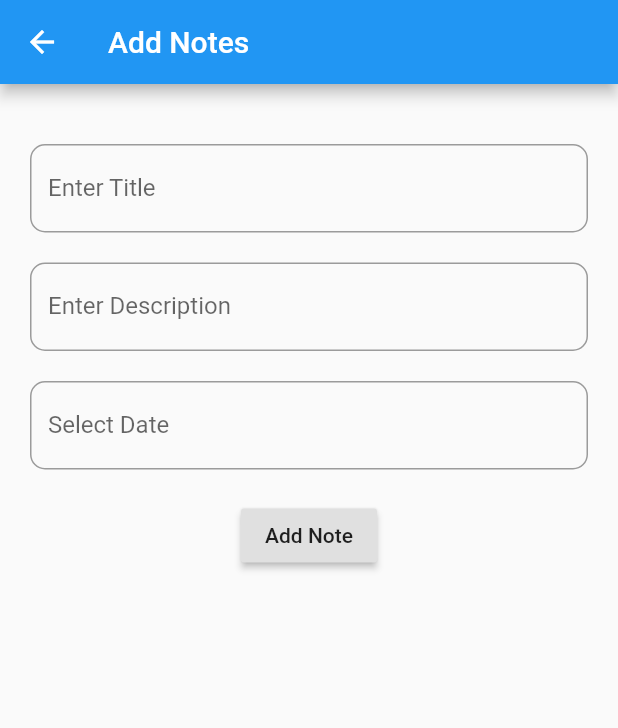
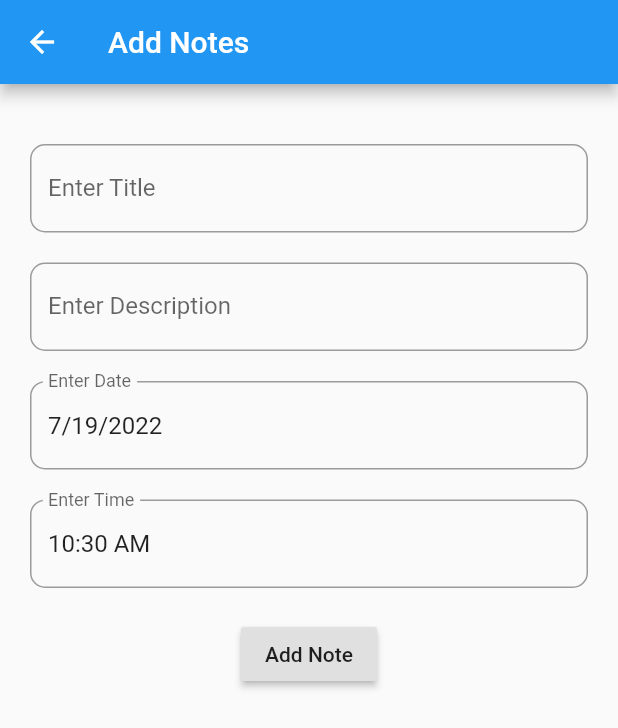
Before and after one commit to imksav/note_keeping_app, a Flutter app: the AddNotes screen opened directly, on a phone screen of 412 x 824 dp. Shown: the top 728 px of the screen. Run offline on Flutter 3.47's test engine with Material 2 defaults, Android fonts, the light colour scheme and no system bars; our stand-ins replace date_format.

Commit message:
date time fixed

```diff
--- a/lib/screens/addnotes.dart
+++ b/lib/screens/addnotes.dart
@@ -1,7 +1,8 @@
 // ignore_for_file: prefer_const_constructors, deprecated_member_use, unnecessary_brace_in_string_interps, avoid_print
 
 import 'package:flutter/material.dart';
-// import 'package:intl/intl.dart';
+import 'package:date_format/date_format.dart';
+import 'package:intl/intl.dart';
 
 class AddNotes extends StatefulWidget {
   const AddNotes({Key? key}) : super(key: key);
@@ -11,17 +12,65 @@ class AddNotes extends StatefulWidget {
 }
 
 class _AddNotesState extends State<AddNotes> {
+  double? _height;
+  double? _width;
+
+  String? _setTime, _setDate;
+
+  String? _hour, _minute, _time;
+
+  String? dateTime;
+
+  DateTime selectedDate = DateTime.now();
+
+  TimeOfDay selectedTime = TimeOfDay(hour: 00, minute: 00);
   TextEditingController _titleController = TextEditingController();
   TextEditingController _descriptionController = TextEditingController();
   TextEditingController _dateController = TextEditingController();
+  TextEditingController _timeController = TextEditingController();
+
+  Future<Null> _selectDate(BuildContext context) async {
+    final DateTime? picked = await showDatePicker(
+        context: context,
+        initialDate: selectedDate,
+        initialDatePickerMode: DatePickerMode.day,
+        firstDate: DateTime(2015),
+        lastDate: DateTime(2101));
+    if (picked != null)
+      setState(() {
+        selectedDate = picked;
+        _dateController.text = DateFormat.yMd().format(selectedDate);
+      });
+  }
+
+  Future<Null> _selectTime(BuildContext context) async {
+    final TimeOfDay? picked = await showTimePicker(
+      context: context,
+      initialTime: selectedTime,
+    );
+    if (picked != null)
+      setState(() {
+        selectedTime = picked;
+        _hour = selectedTime.hour.toString();
+        _minute = selectedTime.minute.toString();
+        _time = _hour! + ' : ' + _minute!;
+        _timeController.text = _time!;
+        _timeController.text = formatDate(
+            DateTime(2019, 08, 1, selectedTime.hour, selectedTime.minute),
+            [hh, ':', nn, " ", am]).toString();
+      });
+  }
 
   @override
   void initState() {
-    _dateController.text = ""; //set the initial value of text field
+    _dateController.text = DateFormat.yMd().format(DateTime.now());
+
+    _timeController.text = formatDate(
+        DateTime(2019, 08, 1, DateTime.now().hour, DateTime.now().minute),
+        [hh, ':', nn, " ", am]).toString();
     super.initState();
   }
 
-  DateTime pickedDate = DateTime.now();
   @override
   Widget build(BuildContext context) {
     return Scaffold(
@@ -61,26 +110,26 @@ class _AddNotesState extends State<AddNotes> {
               TextField(
                 controller: _dateController,
                 decoration: InputDecoration(
-                  border: OutlineInputBorder(
-                    borderRadius: BorderRadius.circular(10),
-                  ),
-                  labelText: 'Select Date',
-                ),
-                readOnly: true,
-                onTap: () async {
-                  pickedDate = (await showDatePicker(
-                      context: context,
-                      initialDate: DateTime.now(),
-                      firstDate: DateTime(2020),
-                      lastDate: DateTime(2025)))!;
-                  if (pickedDate != null) {
-                    // String formattedDate =
-                    //     DateFormat('yyyy-MM-dd').format(pickedDate);
-                    // print(formattedDate);
-                    setState(() {
-                      // _dateController.text = formattedDate;
-                    });
-                  }
+                    border: OutlineInputBorder(
+                      borderRadius: BorderRadius.circular(10),
+                    ),
+                    labelText: 'Enter Date',
+                    hintText: 'Enter date of your note........'),
+                onTap: () {
+                  _selectDate(context);
+                },
+              ),
+              SizedBox(height: 20.0),
+              TextField(
+                controller: _timeController,
+                decoration: InputDecoration(
+                    border: OutlineInputBorder(
+                      borderRadius: BorderRadius.circular(10),
+                    ),
+                    labelText: 'Enter Time',
+                    hintText: 'Enter time of your note........'),
+                onTap: () {
+                  _selectTime(context);
                 },
               ),
               SizedBox(height: 20.0),
@@ -92,7 +141,7 @@ class _AddNotesState extends State<AddNotes> {
                     'date': _dateController.text,
                   });
                   print(
-                      "${_titleController.text}\n${_descriptionController.text}\n${_dateController.text}");
+                      "${_titleController.text}\n${_descriptionController.text}\n${_dateController.text}\n${_timeController.text}");
                 },
                 child: Text('Add Note'),
               ),
--- a/pubspec.yaml
+++ b/pubspec.yaml
@@ -29,6 +29,8 @@ environment:
 dependencies:
   flutter:
     sdk: flutter
+  date_format: ^2.0.6
+  intl: ^0.17.0
 
 
   # The following adds the Cupertino Icons font to your application.
```
Also changed, not shown: pubspec.lock.
